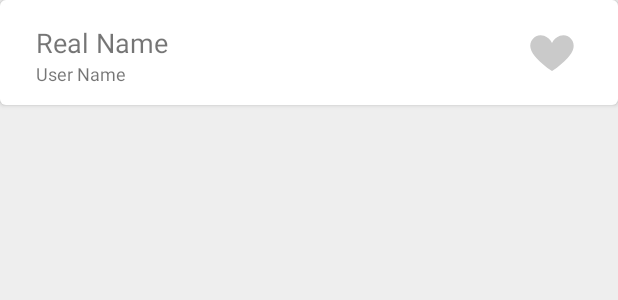
After one commit to imcarlost/Friendlists, an Android app: the layout item_user_card.xml on its own in the app's theme, with its tools: preview values and no code run, on a phone screen of 412 x 824 dp. The commit adds this screen. Shown: the top 300 px of the screen. Run offline under Robolectric (Android 15) with nearby library versions, the phone set to English and light mode, and no system bars.

Commit message:
integrate lottie and create view for users

```diff
--- a/app/src/main/res/layout/activity_main.xml
+++ b/app/src/main/res/layout/activity_main.xml
@@ -5,4 +5,4 @@
     android:name="androidx.navigation.fragment.NavHostFragment"
     android:layout_width="match_parent"
     android:layout_height="match_parent"
-    app:defaultNavHost="true" />
+    app:defaultNavHost="true"/>
--- a/app/src/main/res/values/styles.xml
+++ b/app/src/main/res/values/styles.xml
@@ -1,11 +1,10 @@
 <resources>
 
-    <!-- Base application theme. -->
     <style name="AppTheme" parent="Theme.AppCompat.Light.DarkActionBar">
-        <!-- Customize your theme here. -->
         <item name="colorPrimary">@color/colorPrimary</item>
         <item name="colorPrimaryDark">@color/colorPrimaryDark</item>
         <item name="colorAccent">@color/colorAccent</item>
+        <item name="android:windowBackground">@color/soft_background</item>
     </style>
 
 </resources>
--- a/base/build.gradle
+++ b/base/build.gradle
@@ -52,6 +52,7 @@ dependencies {
     api deps.rx.android
     api deps.okhttp_logging_interceptor
     api deps.timber
+    api deps.lottie
     //Testing
     api deps.testing.junit
     api deps.testing.koin
--- /dev/null
+++ b/base/src/main/java/com/hako/base/extensions/ViewExtensions.kt
@@ -0,0 +1,10 @@
+package com.hako.base.extensions
+
+import android.view.LayoutInflater
+import android.view.ViewGroup
+import androidx.annotation.LayoutRes
+
+fun ViewGroup.inflate(@LayoutRes layout: Int, attachToRoot: Boolean = false) =
+    LayoutInflater
+        .from(context)
+        .inflate(layout, this, attachToRoot)
--- /dev/null
+++ b/base/src/main/java/com/hako/base/widgets/LikeButton.kt
@@ -0,0 +1,46 @@
+package com.hako.base.widgets
+
+import android.content.Context
+import android.util.AttributeSet
+import android.widget.FrameLayout
+import com.hako.base.R
+import com.hako.base.extensions.inflate
+import kotlinx.android.synthetic.main.like_button.view.*
+
+private const val LIKE_MIN_FRAME = 0
+private const val LIKE_MAX_FRAME = 28
+private const val LIKE_ANIM_SPEED = 1f
+private const val DISLIKE_MIN_FRAME = 28
+private const val DISLIKE_MAX_FRAME = 70
+private const val DISLIKE_ANIM_SPEED = 2f
+
+class LikeButton @JvmOverloads constructor(
+    context: Context,
+    attrs: AttributeSet? = null,
+    defStyleAttr: Int = 0
+) : FrameLayout(context, attrs, defStyleAttr) {
+
+    init {
+        inflate(R.layout.like_button, true)
+    }
+
+    fun like() {
+        like_button_animation_view.frame = LIKE_MAX_FRAME
+    }
+
+    fun dislike() {
+        like_button_animation_view.frame = LIKE_MIN_FRAME
+    }
+
+    fun playLike() {
+        like_button_animation_view.setMinAndMaxFrame(LIKE_MIN_FRAME, LIKE_MAX_FRAME)
+        like_button_animation_view.speed = LIKE_ANIM_SPEED
+        like_button_animation_view.playAnimation()
+    }
+
+    fun playDislike() {
+        like_button_animation_view.setMinAndMaxFrame(DISLIKE_MIN_FRAME, DISLIKE_MAX_FRAME)
+        like_button_animation_view.speed = DISLIKE_ANIM_SPEED
+        like_button_animation_view.playAnimation()
+    }
+}
--- /dev/null
+++ b/base/src/main/res/drawable/bg_card.xml
@@ -0,0 +1,9 @@
+<?xml version="1.0" encoding="utf-8"?>
+<layer-list xmlns:android="http://schemas.android.com/apk/res/android">
+    <item>
+        <shape >
+            <solid android:color="@color/card_background" />
+            <corners android:radius="4dp" />
+        </shape>
+    </item>
+</layer-list>
--- /dev/null
+++ b/base/src/main/res/layout/like_button.xml
@@ -0,0 +1,19 @@
+<?xml version="1.0" encoding="utf-8"?>
+<merge xmlns:android="http://schemas.android.com/apk/res/android"
+    xmlns:app="http://schemas.android.com/apk/res-auto"
+    xmlns:tools="http://schemas.android.com/tools"
+    android:layout_width="wrap_content"
+    android:layout_height="wrap_content"
+    tools:parentTag="android.widget.FrameLayout">
+
+    <com.airbnb.lottie.LottieAnimationView
+        android:id="@+id/like_button_animation_view"
+        android:layout_width="40dp"
+        android:layout_height="40dp"
+        android:scaleType="centerInside"
+        app:layout_constraintBottom_toBottomOf="parent"
+        app:layout_constraintEnd_toEndOf="parent"
+        app:layout_constraintTop_toTopOf="parent"
+        app:lottie_rawRes="@raw/like_animation" />
+
+</merge>
--- /dev/null
+++ b/base/src/main/res/values/colors.xml
@@ -0,0 +1,8 @@
+<?xml version="1.0" encoding="utf-8"?>
+<resources>
+    <color name="soft_background">#EEEEEE</color>
+
+    <color name="transparent">#00000000</color>
+
+    <color name="card_background">#FFFFFF</color>
+</resources>
--- a/base/versions.gradle
+++ b/base/versions.gradle
@@ -19,6 +19,7 @@ versions.junit = "4.13"
 versions.test = "1.2.0"
 versions.test_ext = "1.1.1"
 versions.espresso = "3.2.0"
+versions.lottie = "3.3.1"
 
 def deps = [:]
 
@@ -75,5 +76,6 @@ deps.testing = testing
 
 deps.okhttp_logging_interceptor = "com.squareup.okhttp3:logging-interceptor:$versions.okhttp_logging_interceptor"
 deps.timber = "com.jakewharton.timber:timber:$versions.timber"
+deps.lottie = "com.airbnb.android:lottie:$versions.lottie"
 
 ext.deps = deps
--- a/build.gradle
+++ b/build.gradle
@@ -39,7 +39,3 @@ detekt {
 task clean(type: Delete) {
     delete rootProject.buildDir
 }
-
-repositories {
-    google()
-}
--- /dev/null
+++ b/userlist/src/main/res/layout/item_user_card.xml
@@ -0,0 +1,40 @@
+<?xml version="1.0" encoding="utf-8"?>
+<androidx.constraintlayout.widget.ConstraintLayout xmlns:android="http://schemas.android.com/apk/res/android"
+    xmlns:app="http://schemas.android.com/apk/res-auto"
+    xmlns:tools="http://schemas.android.com/tools"
+    android:layout_width="match_parent"
+    android:layout_height="70dp"
+    android:background="@drawable/bg_card"
+    android:elevation="2dp"
+    android:orientation="vertical">
+
+    <TextView
+        android:id="@+id/item_user_card_real_name"
+        android:layout_width="wrap_content"
+        android:layout_height="wrap_content"
+        android:layout_marginStart="24dp"
+        android:layout_marginTop="16dp"
+        android:textSize="18sp"
+        app:layout_constraintStart_toStartOf="parent"
+        app:layout_constraintTop_toTopOf="parent"
+        tools:text="Real Name" />
+
+    <TextView
+        android:id="@+id/item_user_card_user_name"
+        android:layout_width="wrap_content"
+        android:layout_height="wrap_content"
+        android:textSize="12sp"
+        app:layout_constraintStart_toStartOf="@+id/item_user_card_real_name"
+        app:layout_constraintTop_toBottomOf="@+id/item_user_card_real_name"
+        tools:text="User Name" />
+
+    <com.hako.base.widgets.LikeButton
+        android:id="@+id/item_user_card_like_button"
+        android:layout_width="wrap_content"
+        android:layout_height="wrap_content"
+        android:layout_marginEnd="24dp"
+        app:layout_constraintBottom_toBottomOf="parent"
+        app:layout_constraintEnd_toEndOf="parent"
+        app:layout_constraintTop_toTopOf="parent" />
+
+</androidx.constraintlayout.widget.ConstraintLayout>
```
Also changed, not shown: base/src/main/res/raw/like_animation.json (added, +1 -0 lines), userlist/src/main/java/com/hako/friendlist/feature/UserlistFragment.kt (+7 -1 lines), userlist/src/main/res/layout/fragment_userlist.xml (+7 -8 lines).
